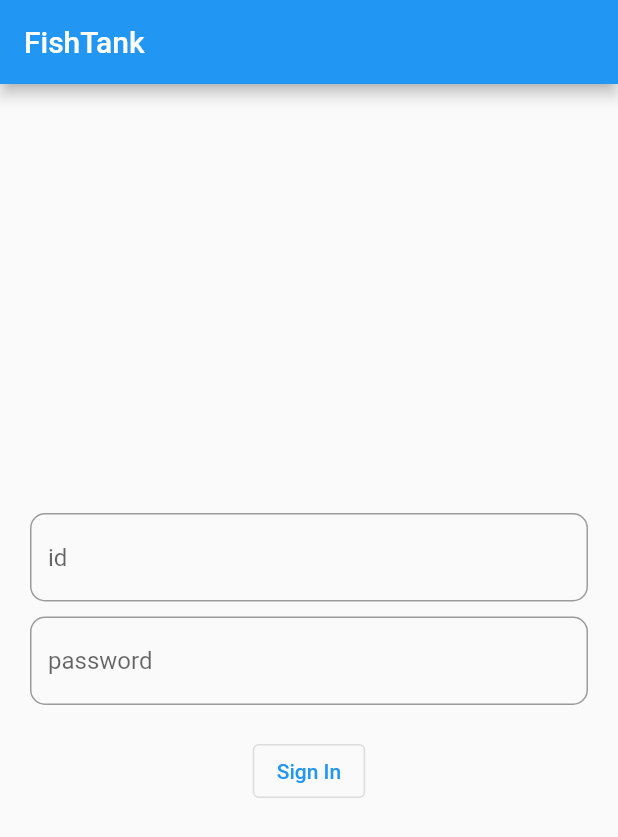
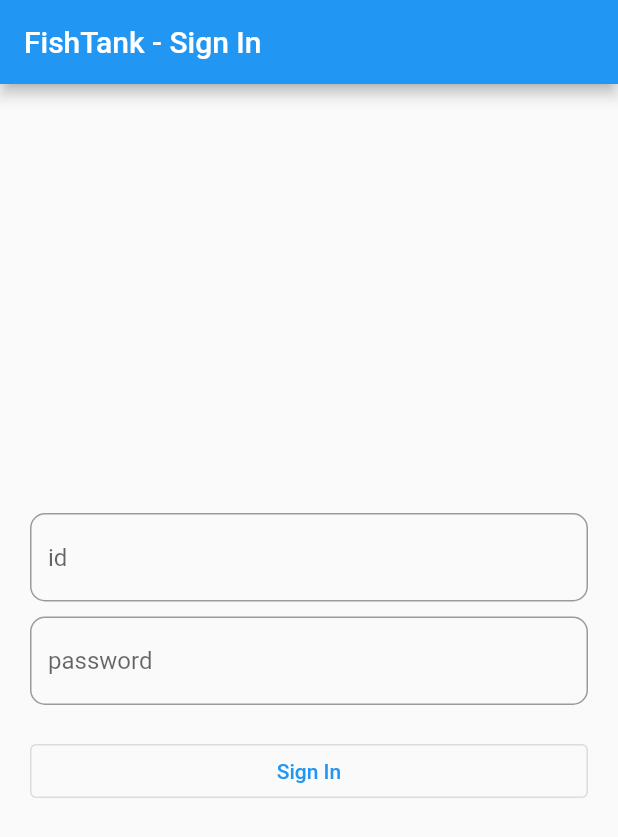
Before and after one commit to msseodev/FishTank, a Flutter app: the screen it shows after launch, after a tap on "Sign In", on a phone screen of 412 x 824 dp. Shown: the top 837 px of the screen. Run offline on Flutter 3.47's test engine with Material 2 defaults, Android fonts, the phone set to English and light mode, and no system bars; our stand-ins replace dio, fluttertoast, logger, retrofit; generated files the repository leaves out were written again; network calls fail.

Commit message:
[Flutter] Login Impl.

```diff
--- a/FishTankFlutter/lib/main.dart
+++ b/FishTankFlutter/lib/main.dart
@@ -1,4 +1,5 @@
-import 'package:fishtank/signin.dart';
+import 'package:fishtank/view/fishtank_view.dart';
+import 'package:fishtank/view/signin_view.dart';
 import 'package:flutter/material.dart';
 
 void main() {
@@ -14,12 +15,12 @@ class _MyAppState extends State<MyApp> {
   @override
   Widget build(BuildContext context) {
     return MaterialApp(
-      home: Scaffold(
-        appBar: AppBar(
-          title: Text("FishTank"),
-        ),
-        body: SignInPage()
-      ),
+      debugShowCheckedModeBanner: false,
+      initialRoute: SignInPage.id,
+      routes: {
+        SignInPage.id : (context) => const SignInPage(),
+        FishTankPage.id: (context) => const FishTankPage()
+      },
     );
   }
 }
--- /dev/null
+++ b/FishTankFlutter/lib/model/data_source.dart
@@ -0,0 +1,18 @@
+
+enum Status { none, loading, complete, error }
+
+class DataSource<T> {
+  Status? status;
+  T? data;
+  String? message;
+
+  DataSource(this.status, this.data);
+
+  DataSource.none(): status = Status.none;
+
+  DataSource.loading(): status = Status.loading;
+
+  DataSource.complete(this.data): status = Status.complete;
+
+  DataSource.error(this.message): status = Status.error;
+}
--- /dev/null
+++ b/FishTankFlutter/lib/repository/fishtank_repository.dart
@@ -0,0 +1,22 @@
+
+import 'package:fishtank/api/fish_datasource.dart';
+import 'package:dio/dio.dart';
+import 'package:logger/logger.dart';
+
+class FishTankRepository {
+  late final FishTankApi dataSource;
+  var logger = Logger();
+  String token = "";
+
+  FishTankRepository() {
+    dataSource = FishTankApi(Dio(), baseUrl: "http://fish.marineseo.xyz:8080");
+  }
+
+  Future<bool> signIn(String id, String password) async {
+    token = await dataSource.signIn(id, password).catchError((error) {
+      logger.e(error);
+      return "";
+    });
+    return token.isNotEmpty;
+  }
+}
--- a/FishTankFlutter/lib/signin.dart
+++ /dev/null
@@ -1,58 +0,0 @@
-import 'package:fishtank/string.dart';
-import 'package:flutter/material.dart';
-
-class SignInPage extends StatefulWidget {
-  const SignInPage({super.key});
-
-  @override
-  State createState() => SignInPageState();
-}
-
-class SignInPageState extends State<SignInPage> {
-  @override
-  Widget build(BuildContext context) {
-    return Padding(
-      padding: EdgeInsets.all(20.0),
-      child: Column(
-        mainAxisAlignment: MainAxisAlignment.center,
-        children: [
-          TextField(
-            decoration: InputDecoration(
-              hintText: Strings.signInTextId,
-              border: OutlineInputBorder(
-                borderRadius: BorderRadius.circular(10.0),
-              ),
-            ),
-          ),
-
-          Container(
-            margin: const EdgeInsets.only(top: 10.0),
-            child:TextField(
-              obscureText: true,
-              decoration: InputDecoration(
-                hintText: Strings.signInTextPassword,
-                border: OutlineInputBorder(
-                  borderRadius: BorderRadius.circular(10.0),
-                ),
-              ),
-            ) ,
-          ),
-
-          Container(
-            margin: const EdgeInsets.only(top: 20.0),
-            child: Row(
-              mainAxisAlignment: MainAxisAlignment.center,
-              children: [
-                OutlinedButton(
-                  onPressed: () {},
-                  child: Text("Sign In"),
-                )
-              ],
-            )
-          ),
-
-        ],
-      ),
-    );
-  }
-}
--- a/FishTankFlutter/lib/string.dart
+++ b/FishTankFlutter/lib/string.dart
@@ -1,4 +1,9 @@
 class Strings {
   static const String signInTextId = "id";
   static const String signInTextPassword = "password";
+
+  static const String textOutValve = "하수밸브";
+  static const String textInValve = "상수밸브";
+  static const String textHeater = "히터";
+  static const String textLight = "조명";
 }
--- /dev/null
+++ b/FishTankFlutter/lib/view/signin_view.dart
@@ -0,0 +1,105 @@
+import 'package:fishtank/model/data_source.dart';
+import 'package:fishtank/string.dart';
+import 'package:fishtank/view/fishtank_view.dart';
+import 'package:fishtank/viewmodel/signin_viewmodel.dart';
+import 'package:flutter/material.dart';
+import 'package:provider/provider.dart';
+import 'package:fluttertoast/fluttertoast.dart';
+
+class SignInPage extends StatefulWidget {
+  static const String id = "signIn";
+
+  const SignInPage({super.key});
+
+  @override
+  State createState() => SignInPageState();
+}
+
+class SignInPageState extends State<SignInPage> {
+  SignInViewModel viewModel = SignInViewModel();
+
+  final idTextController = TextEditingController();
+  final passwordTextController = TextEditingController();
+
+  @override
+  void dispose() {
+    idTextController.dispose();
+    passwordTextController.dispose();
+    super.dispose();
+  }
+
+  @override
+  Widget build(BuildContext context) {
+    return Scaffold(
+        appBar: AppBar(
+          title: const Text("FishTank - Sign In"),
+        ),
+        body: ChangeNotifierProvider<SignInViewModel>(
+            create: (BuildContext context) => viewModel,
+            child: Consumer<SignInViewModel>(builder: (context, viewModel, _) {
+              switch(viewModel.isSignIn.status) {
+                case Status.none: return _signInView();
+                case Status.complete: {
+                  _goNextPage();
+                  break;
+                }
+                case Status.error:
+                  {
+                    Fluttertoast.showToast(msg: viewModel.isSignIn.message ?? "Fail");
+                    return _signInView();
+                  }
+                default: return Container();
+              }
+
+              return Container();
+            })));
+  }
+
+  Widget _signInView() {
+    return Padding(
+      padding: const EdgeInsets.all(20.0),
+      child: Column(
+        mainAxisAlignment: MainAxisAlignment.center,
+        children: [
+          TextField(
+            controller: idTextController,
+            decoration: InputDecoration(
+              hintText: Strings.signInTextId,
+              border: OutlineInputBorder(
+                borderRadius: BorderRadius.circular(10.0),
+              ),
+            ),
+          ),
+          Container(
+            margin: const EdgeInsets.only(top: 10.0),
+            child: TextField(
+              controller: passwordTextController,
+              obscureText: true,
+              decoration: InputDecoration(
+                hintText: Strings.signInTextPassword,
+                border: OutlineInputBorder(
+                  borderRadius: BorderRadius.circular(10.0),
+                ),
+              ),
+            ),
+          ),
+          Container(
+              width: double.infinity,
+              margin: const EdgeInsets.only(top: 20.0),
+              child: OutlinedButton(
+                onPressed: () {
+                  viewModel.signIn(idTextController.text, passwordTextController.text);
+                },
+                child: const Text("Sign In"),
+              )),
+        ],
+      ),
+    );
+  }
+
+  void _goNextPage() {
+    WidgetsBinding.instance.addPostFrameCallback((_) {
+      Navigator.pushNamed(context, FishTankPage.id);
+    });
+  }
+}
--- /dev/null
+++ b/FishTankFlutter/lib/viewmodel/signin_viewmodel.dart
@@ -0,0 +1,24 @@
+
+import 'dart:core';
+
+import 'package:fishtank/model/data_source.dart';
+import 'package:fishtank/repository/fishtank_repository.dart';
+import 'package:flutter/material.dart';
+
+class SignInViewModel extends ChangeNotifier {
+  final FishTankRepository repository = FishTankRepository();
+
+  DataSource<bool> isSignIn = DataSource.none();
+
+  _setSignIn(DataSource<bool> signInResult) {
+    isSignIn = signInResult;
+    notifyListeners();
+  }
+
+  Future<void> signIn(String id, String password) async {
+     repository.signIn(id, password).then((value) => {
+       if(value) { _setSignIn(DataSource.complete(value)) }
+       else { _setSignIn(DataSource.error("Fail to signIn")) }
+     });
+  }
+}
--- a/FishTankFlutter/pubspec.yaml
+++ b/FishTankFlutter/pubspec.yaml
@@ -33,6 +33,9 @@ dependencies:
     sdk: flutter
   retrofit: '>=3.0.0 <4.0.0'
   logger: any
+  dio: ^4.0.0
+  get_it: any
+  fluttertoast: ^8.1.2
 
     # The following adds the Cupertino Icons font to your application.
   # Use with the CupertinoIcons class for iOS style icons.
```
Also changed, not shown: FishTankFlutter/lib/FishTankRepository.dart (deleted, +0 -10 lines), FishTankFlutter/lib/api/fish_datasource.dart (renamed from FishTankFlutter/lib/FishDataSource.dart, +5 -3 lines), FishTankFlutter/lib/fishtank.dart (deleted, +0 -59 lines), FishTankFlutter/lib/signin_viewmodel.dart (deleted, +0 -8 lines), FishTankFlutter/lib/view/fishtank_view.dart (added, +65 -0 lines), FishTankFlutter/lib/api/fish_datasource.g.dart (added), FishTankFlutter/pubspec.lock, 1 other file.
